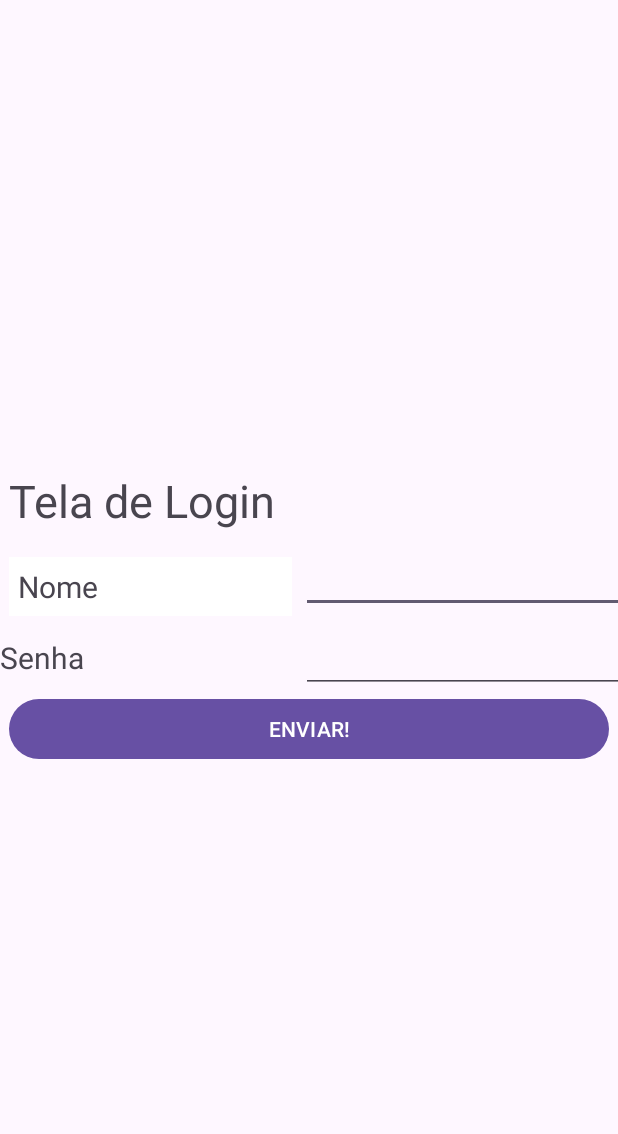
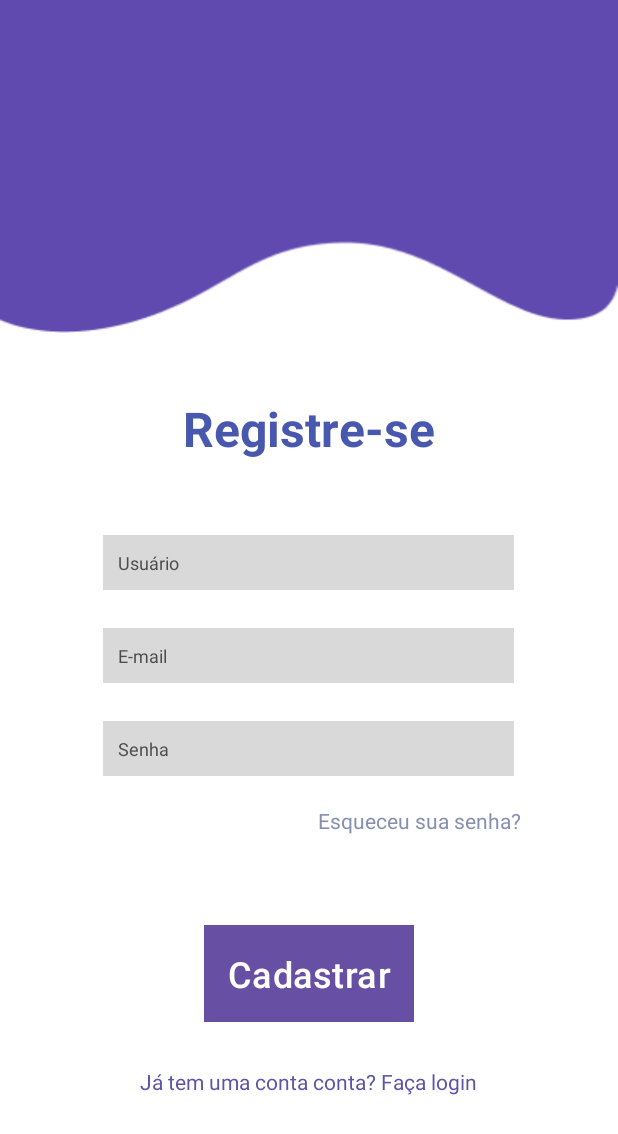
Before and after one commit to YasmimRap0S0/DDM_NATIVO_2025.1, an Android app: the ExemploLayout screen opened directly, with no data from a screen before it, on a phone screen of 412 x 824 dp. Shown: the top 1134 px of the screen. Run offline under Robolectric (Android 15) with nearby library versions, the phone set to English and light mode, and no system bars; 3 statements that could not run were skipped.

Commit message:
Android Studio 2

```diff
--- a/app/src/main/java/com/example/ddm_nativo_20242/MainActivity.java
+++ b/app/src/main/java/com/example/ddm_nativo_20242/MainActivity.java
@@ -9,6 +9,6 @@ public class MainActivity extends AppCompatActivity {
     @Override
     protected void onCreate(Bundle savedInstanceState) {
         super.onCreate(savedInstanceState);
-        setContentView(R.layout.activity_main);
+        setContentView(R.layout.activity_main_yasmim);
     }
 }
--- a/app/src/main/java/com/example/ddm_nativo_20242/intencoes/ExLogin_Ex5.java
+++ b/app/src/main/java/com/example/ddm_nativo_20242/intencoes/ExLogin_Ex5.java
@@ -17,7 +17,7 @@ public class ExLogin_Ex5 extends Activity {
         //Ex salvar estado de objtos: para o caso de rotacionar, a lista de objetos precisa ser salva
         //estado.putSerializable("minha_lista", lista_encadeada_serializada);
 
-        setContentView(R.layout.activity_ex_login_ex5);
+        setContentView(R.layout.activity_ex_login_yasmim);
         EditText campoNome = findViewById(R.id.campoNome);
         EditText campoSenha = findViewById(R.id.campoSenha);
         Button b = findViewById(R.id.botaoEnviar);
--- a/app/src/main/java/com/example/ddm_nativo_20242/interface_grafica/ExemploLayout.java
+++ b/app/src/main/java/com/example/ddm_nativo_20242/interface_grafica/ExemploLayout.java
@@ -5,11 +5,8 @@ import android.os.Bundle;
 import android.view.View;
 import android.widget.Button;
 import android.widget.EditText;
-import android.widget.LinearLayout;
-import android.widget.TextView;
 import android.widget.Toast;
 import com.example.ddm_nativo_20242.R;
-import com.example.ddm_nativo_20242.componente_customizado.MeuEditText;
 
 public class ExemploLayout extends AppCompatActivity {
 
@@ -18,7 +15,7 @@ public class ExemploLayout extends AppCompatActivity {
         super.onCreate(savedInstanceState);
 
         //layout com XML
-        setContentView(R.layout.activity_exemplo_layout);
+        setContentView(R.layout.activity_ex_cadastro_yasmim);
 
         EditText campoNome = findViewById(R.id.campoNome);
         EditText campoSenha = findViewById(R.id.campoSenha);
--- /dev/null
+++ b/app/src/main/res/layout/activity_ex_cadastro_yasmim.xml
@@ -0,0 +1,93 @@
+<?xml version="1.0" encoding="utf-8"?>
+<LinearLayout xmlns:android="http://schemas.android.com/apk/res/android"
+    android:layout_width="match_parent"
+    android:layout_height="match_parent"
+    android:background="#FFFFFF"
+    android:orientation="vertical">
+
+    <ImageView
+        android:layout_width="match_parent"
+        android:layout_height="222dp"
+        android:layout_marginBottom="42dp"
+        android:background="@drawable/roxo"
+        android:scaleType="fitXY" />
+
+    <TextView
+        android:layout_width="wrap_content"
+        android:layout_height="wrap_content"
+        android:layout_gravity="center"
+        android:layout_marginBottom="49dp"
+        android:text="Registre-se"
+        android:textColor="#4958AF"
+        android:textSize="32sp"
+        android:textStyle="bold" />
+
+    <EditText
+        android:id="@+id/userInput"
+        android:layout_width="274dp"
+        android:layout_height="wrap_content"
+        android:layout_centerInParent="true"
+        android:layout_gravity="center"
+        android:layout_marginBottom="25dp"
+        android:background="#D9D9D9"
+        android:hint="Usuário"
+        android:padding="10dp"
+        android:textColorHint="#4D4D4D"
+        android:textSize="12sp" />
+
+    <EditText
+        android:id="@+id/emailInput"
+        android:layout_width="274dp"
+        android:layout_height="wrap_content"
+        android:layout_centerInParent="true"
+        android:layout_gravity="center"
+        android:layout_marginBottom="25dp"
+        android:background="#D9D9D9"
+        android:hint="E-mail"
+        android:padding="10dp"
+        android:textColorHint="#4D4D4D"
+        android:textSize="12sp" />
+
+    <EditText
+        android:id="@+id/senhaInput"
+        android:layout_width="274dp"
+        android:layout_height="wrap_content"
+        android:layout_centerInParent="true"
+        android:layout_gravity="center"
+        android:background="#D9D9D9"
+        android:hint="Senha"
+        android:inputType="textPassword"
+        android:padding="10dp"
+        android:textColorHint="#4D4D4D"
+        android:textSize="12sp" />
+
+    <TextView
+        android:layout_width="200dp"
+        android:layout_height="wrap_content"
+        android:layout_gravity="end"
+        android:layout_marginTop="20dp"
+        android:layout_marginBottom="60dp"
+        android:text="Esqueceu sua senha?"
+        android:textColor="#8790AF"
+        android:textSize="14sp" />
+
+    <Button
+        android:layout_width="140dp"
+        android:layout_height="wrap_content"
+        android:layout_gravity="center"
+        android:layout_marginBottom="30dp"
+        android:background="#5C54A5"
+        android:padding="12dp"
+        android:text="Cadastrar"
+        android:textColor="#FFFFFF"
+        android:textSize="24sp" />
+
+    <TextView
+        android:layout_width="wrap_content"
+        android:layout_height="wrap_content"
+        android:layout_gravity="center"
+        android:text="Já tem uma conta conta? Faça login"
+        android:textColor="#5C54A5"
+        android:textSize="14sp" />
+
+</LinearLayout>
--- a/app/src/main/res/layout/activity_exemplo_layout.xml
+++ /dev/null
@@ -1,60 +0,0 @@
-<?xml version="1.0" encoding="utf-8"?>
-<LinearLayout xmlns:android="http://schemas.android.com/apk/res/android"
-    android:layout_width="match_parent"
-    android:layout_height="match_parent"
-    android:gravity="center"
-    android:orientation="vertical">
-
-    <TextView
-        android:layout_width="400dp"
-        android:layout_height="50dp"
-        android:text="Tela de Login"
-        android:textSize="30sp" />
-
-    <GridLayout
-        android:layout_width="match_parent"
-        android:layout_height="wrap_content"
-        android:columnCount="2"
-        android:rowCount="2">
-
-        <TextView
-            android:layout_width="30mm"
-            android:layout_height="wrap_content"
-            android:layout_gravity="right"
-            android:layout_margin="1mm"
-            android:layout_marginTop="1mm"
-            android:background="@color/white"
-            android:gravity="left"
-            android:padding="1mm"
-            android:text="Nome"
-            android:textSize="20sp" />
-
-        <EditText
-            android:id="@+id/campoNome"
-            android:layout_width="match_parent"
-            android:layout_height="match_parent" />
-
-        <TextView
-            android:layout_width="70dp"
-            android:layout_height="30dp"
-            android:text="Senha"
-            android:textSize="20sp" />
-        <EditText
-            android:id="@+id/campoSenha"
-            android:layout_width="match_parent"
-            android:layout_height="match_parent"
-            android:inputType="textPassword"
-            />
-        <!--com.example.ddm_nativo_20242.componente_customizado.MeuEditText
-            android:id="@+id/campoSenha"
-            android:layout_width="match_parent"
-            android:layout_height="match_parent"
-            android:hint="Nome aqui" -->
-    </GridLayout>
-
-    <Button
-        android:id="@+id/botaoEnviar"
-        android:layout_width="400dp"
-        android:layout_height="wrap_content"
-        android:text="ENVIAR!" />
-</LinearLayout>
```
Also changed, not shown: app/src/main/res/layout/activity_ex_login_yasmim.xml (renamed from app/src/main/res/layout/activity_ex_login_ex5.xml, +20 -13 lines), app/src/main/res/layout/activity_main.xml (deleted, +0 -36 lines), app/src/main/res/layout/activity_main_yasmim.xml (added, +28 -0 lines), app/src/main/res/drawable/background.png (added), app/src/main/res/drawable/logo.png (added).
